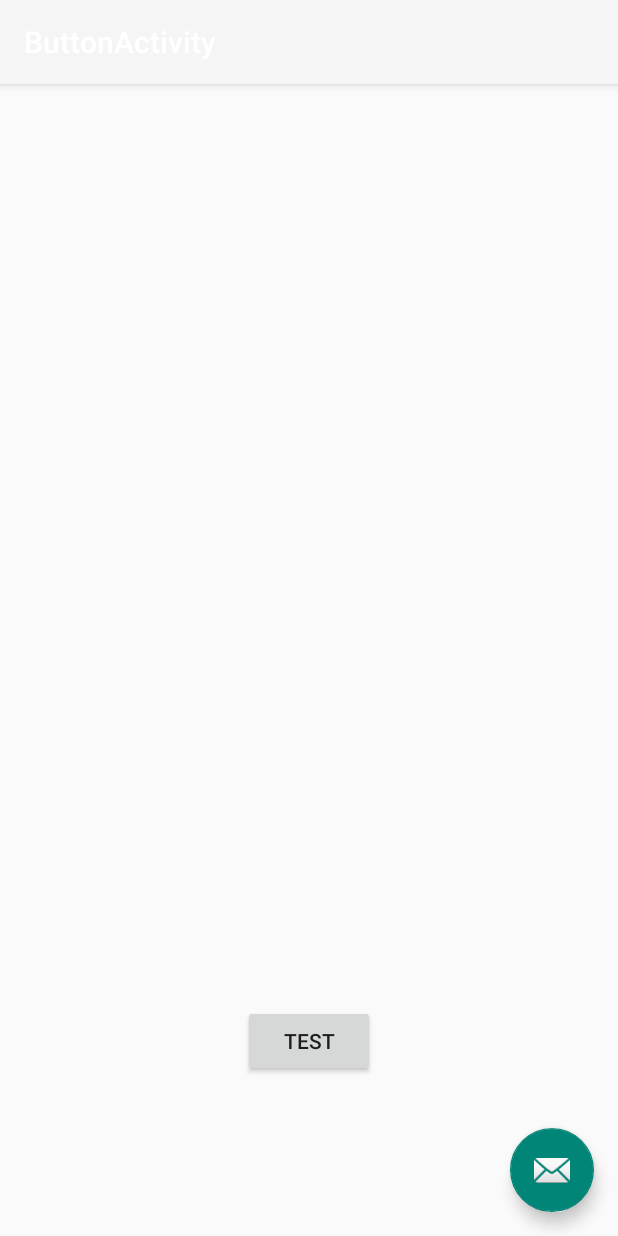
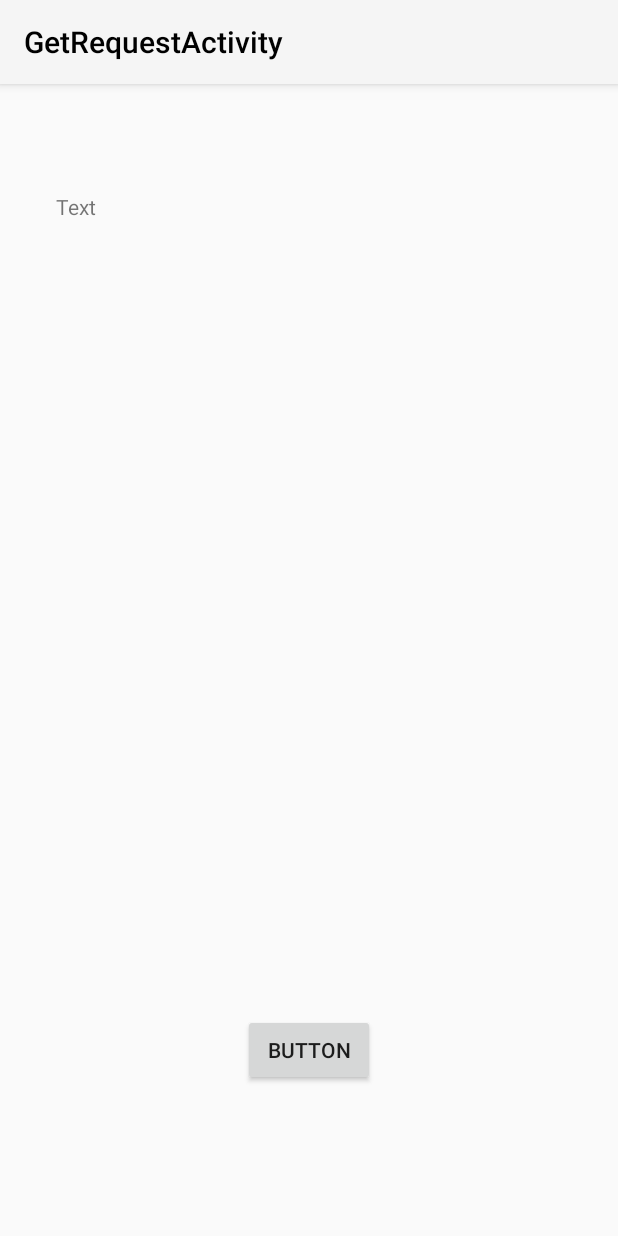
Before and after one commit to FranciscoPinho/helda-android, an Android app: the screen it shows after launch (ButtonActivity before the commit, GetRequestActivity after it), on a phone screen of 412 x 824 dp. Run offline under Robolectric (Android 15) with nearby library versions, the phone set to English and light mode, and no system bars.

Commit message:
Clicking on the button now shows the retrieved HTTP response.

```diff
--- a/app/src/main/AndroidManifest.xml
+++ b/app/src/main/AndroidManifest.xml
@@ -4,6 +4,7 @@
 
     <uses-permission android:name="android.permission.WRITE_EXTERNAL_STORAGE" />
     <uses-permission android:name="android.permission.RECORD_AUDIO" />
+    <uses-permission android:name="android.permission.INTERNET" />
 
     <application
         android:allowBackup="false"
@@ -19,8 +20,8 @@
             </intent-filter>
         </activity>
         <activity
-            android:name="demo.button.ButtonActivity"
-            android:label="@string/title_activity_button"
+            android:name="com.organon.helda.activities.GetRequestActivity"
+            android:label="@string/title_activity_get_request"
             android:theme="@style/AppTheme.NoActionBar">
             <intent-filter>
                 <action android:name="android.intent.action.MAIN" />
@@ -28,6 +29,7 @@
                 <category android:name="android.intent.category.LAUNCHER" />
             </intent-filter>
         </activity>
+
     </application>
 
 </manifest>
--- /dev/null
+++ b/app/src/main/java/com/organon/helda/activities/GetRequestActivity.java
@@ -0,0 +1,45 @@
+package com.organon.helda.activities;
+
+import android.os.Bundle;
+import android.support.v7.app.AppCompatActivity;
+import android.support.v7.widget.Toolbar;
+import android.view.View;
+import android.view.View.OnClickListener;
+import android.widget.Button;
+import android.widget.TextView;
+
+import java.util.concurrent.ExecutionException;
+
+import com.organon.helda.tasks.GetRequestTask;
+
+import edu.cmu.pocketsphinx.demo.R;
+
+public class GetRequestActivity extends AppCompatActivity {
+
+    @Override
+    protected void onCreate(Bundle savedInstanceState) {
+        super.onCreate(savedInstanceState);
+        setContentView(R.layout.activity_get_request);
+        Toolbar toolbar = (Toolbar) findViewById(R.id.toolbar);
+        setSupportActionBar(toolbar);
+
+        final TextView textView = (TextView) findViewById(R.id.textView);
+
+        Button button = (Button) findViewById(R.id.button1);
+        button.setOnClickListener(new OnClickListener() {
+            public void onClick(View v) {
+                GetRequestTask request = new GetRequestTask();
+                String response = null;
+                try {
+                    response = request.execute().get();
+                    textView.setText(response);
+                } catch (InterruptedException e) {
+                    e.printStackTrace();
+                } catch (ExecutionException e) {
+                    e.printStackTrace();
+                }
+            }
+        });
+    }
+
+}
--- a/app/src/main/java/demo/button/ButtonActivity.java
+++ /dev/null
@@ -1,31 +0,0 @@
-package demo.button;
-
-import android.os.Bundle;
-import android.support.design.widget.FloatingActionButton;
-import android.support.design.widget.Snackbar;
-import android.support.v7.app.AppCompatActivity;
-import android.support.v7.widget.Toolbar;
-import android.view.View;
-
-import edu.cmu.pocketsphinx.demo.R;
-
-public class ButtonActivity extends AppCompatActivity {
-
-    @Override
-    protected void onCreate(Bundle savedInstanceState) {
-        super.onCreate(savedInstanceState);
-        setContentView(R.layout.activity_button);
-        Toolbar toolbar = (Toolbar) findViewById(R.id.toolbar);
-        setSupportActionBar(toolbar);
-
-        FloatingActionButton fab = (FloatingActionButton) findViewById(R.id.fab);
-        fab.setOnClickListener(new View.OnClickListener() {
-            @Override
-            public void onClick(View view) {
-                Snackbar.make(view, "Replace with your own action", Snackbar.LENGTH_LONG)
-                        .setAction("Action", null).show();
-            }
-        });
-    }
-
-}
--- a/app/src/main/res/layout/activity_button.xml
+++ b/app/src/main/res/layout/activity_get_request.xml
@@ -4,7 +4,7 @@
     xmlns:tools="http://schemas.android.com/tools"
     android:layout_width="match_parent"
     android:layout_height="match_parent"
-    tools:context="demo.button.ButtonActivity">
+    tools:context="com.organon.helda.activities.GetRequestActivity">
 
     <android.support.design.widget.AppBarLayout
         android:layout_width="match_parent"
@@ -16,18 +16,11 @@
             android:layout_width="match_parent"
             android:layout_height="?attr/actionBarSize"
             android:background="?attr/colorPrimary"
+            app:titleTextColor="@android:color/black"
             app:popupTheme="@style/AppTheme.PopupOverlay" />
 
     </android.support.design.widget.AppBarLayout>
 
-    <include layout="@layout/content_button" />
-
-    <android.support.design.widget.FloatingActionButton
-        android:id="@+id/fab"
-        android:layout_width="wrap_content"
-        android:layout_height="wrap_content"
-        android:layout_gravity="bottom|end"
-        android:layout_margin="@dimen/fab_margin"
-        app:srcCompat="@android:drawable/ic_dialog_email" />
+    <include layout="@layout/content_get_request" />
 
 </android.support.design.widget.CoordinatorLayout>
--- a/app/src/main/res/layout/content_button.xml
+++ /dev/null
@@ -1,20 +0,0 @@
-<?xml version="1.0" encoding="utf-8"?>
-<android.support.constraint.ConstraintLayout xmlns:android="http://schemas.android.com/apk/res/android"
-    xmlns:app="http://schemas.android.com/apk/res-auto"
-    xmlns:tools="http://schemas.android.com/tools"
-    android:layout_width="match_parent"
-    android:layout_height="match_parent"
-    app:layout_behavior="@string/appbar_scrolling_view_behavior"
-    tools:context="demo.button.ButtonActivity"
-    tools:showIn="@layout/activity_button">
-
-    <Button
-        android:id="@+id/button"
-        android:layout_width="wrap_content"
-        android:layout_height="wrap_content"
-        android:layout_marginBottom="106dp"
-        android:text="@string/test"
-        app:layout_constraintBottom_toBottomOf="parent"
-        app:layout_constraintEnd_toEndOf="parent"
-        app:layout_constraintStart_toStartOf="parent" />
-</android.support.constraint.ConstraintLayout>
--- /dev/null
+++ b/app/src/main/res/layout/content_get_request.xml
@@ -0,0 +1,35 @@
+<?xml version="1.0" encoding="utf-8"?>
+<android.support.constraint.ConstraintLayout xmlns:android="http://schemas.android.com/apk/res/android"
+    xmlns:app="http://schemas.android.com/apk/res-auto"
+    xmlns:tools="http://schemas.android.com/tools"
+    android:layout_width="match_parent"
+    android:layout_height="match_parent"
+    app:layout_behavior="@string/appbar_scrolling_view_behavior"
+    tools:context="com.organon.helda.activities.GetRequestActivity"
+    tools:showIn="@layout/activity_get_request">
+
+    <Button
+        android:id="@+id/button1"
+        android:layout_width="wrap_content"
+        android:layout_height="wrap_content"
+        android:layout_marginBottom="100dp"
+        android:text="@string/testButton"
+        app:layout_constraintBottom_toBottomOf="parent"
+        app:layout_constraintEnd_toEndOf="parent"
+        app:layout_constraintStart_toStartOf="parent"
+        app:layout_constraintTop_toBottomOf="@+id/textView" />
+
+    <TextView
+        android:id="@+id/textView"
+        android:layout_width="0dp"
+        android:layout_height="0dp"
+        android:layout_marginBottom="209dp"
+        android:layout_marginEnd="37dp"
+        android:layout_marginStart="37dp"
+        android:layout_marginTop="72dp"
+        android:text="@string/testText"
+        app:layout_constraintBottom_toTopOf="@+id/button1"
+        app:layout_constraintEnd_toEndOf="parent"
+        app:layout_constraintStart_toStartOf="parent"
+        app:layout_constraintTop_toTopOf="parent" />
+</android.support.constraint.ConstraintLayout>
--- a/app/src/main/res/values/strings.xml
+++ b/app/src/main/res/values/strings.xml
@@ -8,6 +8,8 @@
     <string name="digits_caption">To try recognition of digits: say something like \"one two three four five\".</string>
     <string name="forecast_caption">To try recognition of a weather forecast like \"sunny spells on Wednesday\".</string>
     <string name="phone_caption">To try phonetic recognition say anything.</string>
-    <string name="title_activity_button">ButtonActivity</string>
-    <string name="test">Test</string>
+
+    <string name="testButton">Button</string>
+    <string name="testText">Text</string>
+    <string name="title_activity_get_request">GetRequestActivity</string>
 </resources>
```
Also changed, not shown: app/src/main/java/com/organon/helda/tasks/GetRequestTask.java (added, +63 -0 lines), app/src/main/java/com/organon/helda/utils/Utils.java (added, +33 -0 lines), 1 other file.
